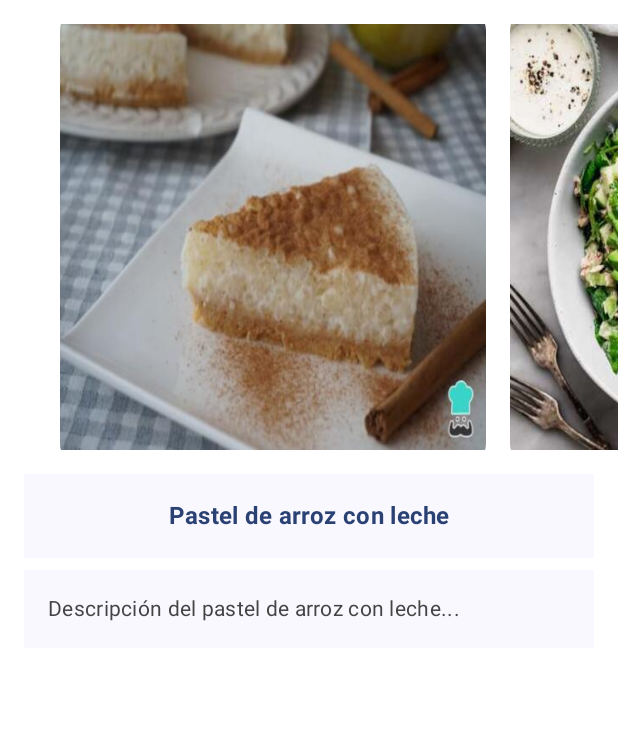
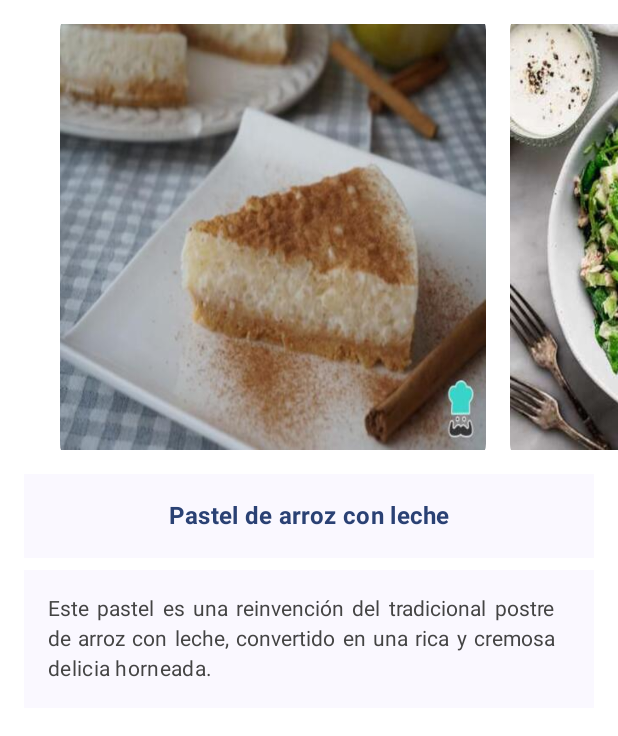
Before and after one commit to JoseOrdonezB/Laboratorio-No.-6, an Android app built with Jetpack Compose: the screen it shows after launch (MainActivity), on a phone screen of 412 x 824 dp, the part 54-790 px from its top. Run offline under Robolectric (Android 15) with nearby library versions, the phone set to English and light mode, and no system bars.

Commit message:
Descripciones extras

```diff
--- a/LaboratorioNo6/app/src/main/java/com/ordonez/laboratoriono6/MainActivity.kt
+++ b/LaboratorioNo6/app/src/main/java/com/ordonez/laboratoriono6/MainActivity.kt
@@ -92,12 +92,12 @@ fun TopBar() {
 fun CarruselDeImagenes() {
     // Lista de imágenes y descripciones
     val imagenes = listOf(
-        Triple(R.drawable.imagen1, "Ensalada de atún", "Descripción de la ensalada de atún..."),
-        Triple(R.drawable.imagen2, "Caldo Tlalpeño", "Descripción del caldo tlalpeño..."),
-        Triple(R.drawable.imagen3, "Sopa de papa", "Descripción de la sopa de papa..."),
-        Triple(R.drawable.imagen4, "Alitas al pastor", "Descripción de las alitas al pastor..."),
-        Triple(R.drawable.imagen5, "Tacos de carne asada con salsa de piña", "Descripción de los tacos de carne asada con salsa de piña..."),
-        Triple(R.drawable.imagen6, "Pastel de arroz con leche", "Descripción del pastel de arroz con leche...")
+        Triple(R.drawable.imagen1, "Ensalada de atún", "Esta ensalada contiene atún fresco con vegetales variados..."),
+        Triple(R.drawable.imagen2, "Caldo Tlalpeño", "Sopa tradicional mexicana, reconfortante y picante, hecha con pollo, garbanzos y verduras."),
+        Triple(R.drawable.imagen3, "Sopa de papa", "Plato sencillo y reconfortante, con papas tiernas cocidas en un caldo cremoso y lleno de sabor."),
+        Triple(R.drawable.imagen4, "Alitas al pastor", "Alitas de pollo marinadas en una salsa de chiles y especias inspirada en el clásico taco al pastor."),
+        Triple(R.drawable.imagen5, "Tacos de carne asada con salsa de piña", "Se combina el sabor jugoso de la carne a la parrilla con el dulzor tropical y fresco de la piña."),
+        Triple(R.drawable.imagen6, "Pastel de arroz con leche", "Este pastel es una reinvención del tradicional postre de arroz con leche, convertido en una rica y cremosa delicia horneada.")
     )
 
     // Extender la lista de imágenes para crear un carrusel continuo
```
